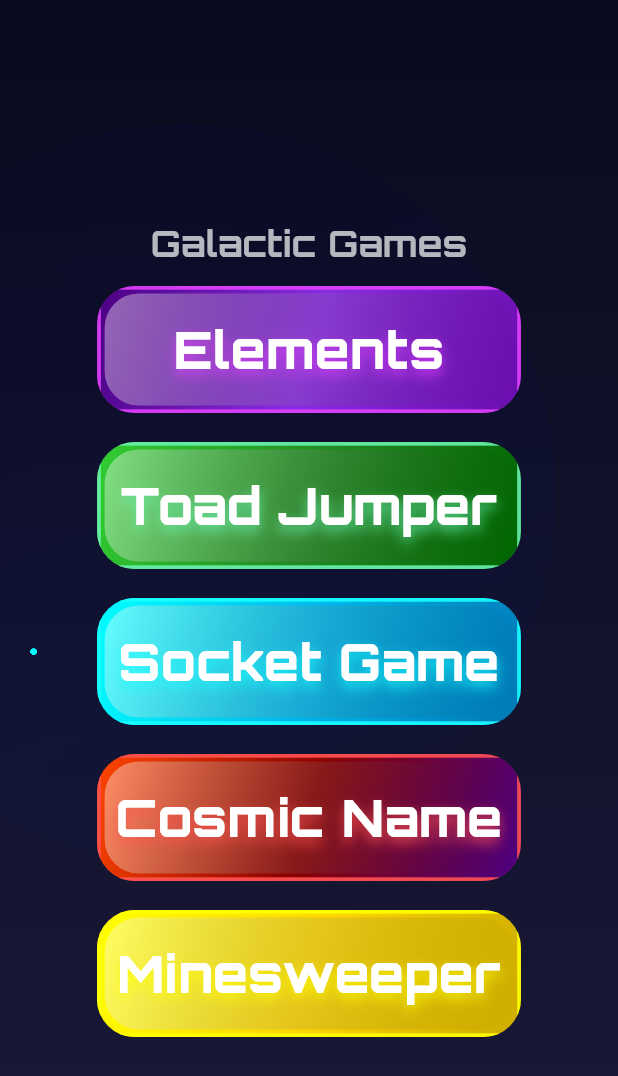
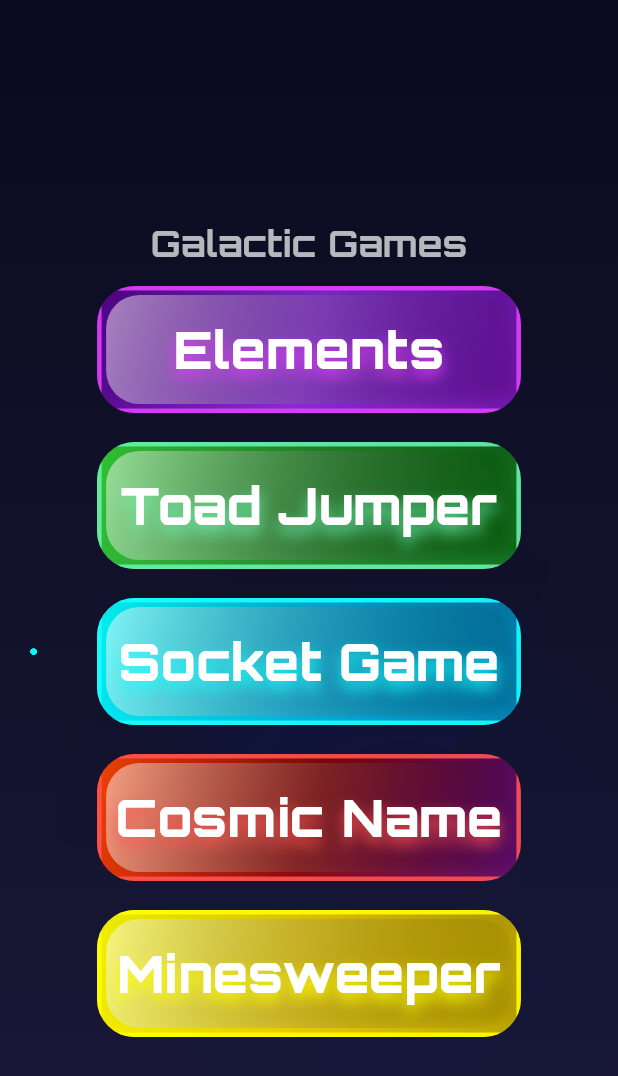
Before and after one commit to markoviandevelopments/brubaker_home_app, a Flutter app: the GamesScreen widget shown alone on an empty page, opened directly, on a phone screen of 412 x 824 dp. Shown: the top 1076 px of the screen. Run offline on Flutter 3.47's test engine with Material 3 defaults, Android fonts, the phone set to English and light mode, and no system bars; our stand-ins replace animate_do, chewie, flutter_rating_bar, google_fonts, image_picker, sensors_plus and 2 more; accounts and stored records are empty; network calls fail.

Commit message:
Remove debug prints and fix games_screen build error

```diff
--- a/lib/screens/games_screen.dart
+++ b/lib/screens/games_screen.dart
@@ -8,10 +8,10 @@ class GamesScreen extends StatefulWidget {
   const GamesScreen({super.key, required this.onGameSelected});
 
   @override
-  _GamesScreenState createState() => _GamesScreenState();
+  GamesScreenState createState() => GamesScreenState();
 }
 
-class _GamesScreenState extends State<GamesScreen>
+class GamesScreenState extends State<GamesScreen>
     with SingleTickerProviderStateMixin {
   late AnimationController _controller;
   late Animation<double> _pulseAnimation;
@@ -36,8 +36,7 @@ class _GamesScreenState extends State<GamesScreen>
   }
 
   void _navigateToScreen(int index) {
-    print('Navigating to screen with index: $index');
-    widget.onGameSelected(index);
+    widget.onGameSelected(index); // Removed debug print
   }
 
   @override
@@ -84,15 +83,15 @@ class _GamesScreenState extends State<GamesScreen>
                       title: 'Elements',
                       gradient: LinearGradient(
                         colors: [
-                          Color(0xFF4B0082),
-                          Color(0xFF8A2BE2),
-                          Color(0xFF6A0DAD),
+                          Color(0xFF4B0082).withValues(alpha: 0.9),
+                          Color(0xFF8A2BE2).withValues(alpha: 0.8),
+                          Color(0xFF6A0DAD).withValues(alpha: 0.7),
                         ],
                         begin: Alignment.topLeft,
                         end: Alignment.bottomRight,
                         transform: GradientRotation(_controller.value * 0.25),
                       ),
-                      glowColor: Colors.purpleAccent,
+                      glowColor: Colors.purpleAccent.withValues(alpha: 0.7),
                       onPressed: () => _navigateToScreen(1),
                       width: buttonWidth,
                     ),
@@ -102,15 +101,15 @@ class _GamesScreenState extends State<GamesScreen>
                       title: 'Toad Jumper',
                       gradient: LinearGradient(
                         colors: [
-                          Color(0xFF32CD32),
-                          Color(0xFF228B22),
-                          Color(0xFF006400),
+                          Color(0xFF32CD32).withValues(alpha: 0.9),
+                          Color(0xFF228B22).withValues(alpha: 0.8),
+                          Color(0xFF006400).withValues(alpha: 0.7),
                         ],
                         begin: Alignment.topLeft,
                         end: Alignment.bottomRight,
                         transform: GradientRotation(_controller.value * 0.3),
                       ),
-                      glowColor: Colors.greenAccent,
+                      glowColor: Colors.greenAccent.withValues(alpha: 0.7),
                       onPressed: () => _navigateToScreen(2),
                       width: buttonWidth,
                     ),
@@ -120,15 +119,15 @@ class _GamesScreenState extends State<GamesScreen>
                       title: 'Socket Game',
                       gradient: LinearGradient(
                         colors: [
-                          Color(0xFF00FFFF),
-                          Color(0xFF00B7EB),
-                          Color(0xFF0077B6),
+                          Color(0xFF00FFFF).withValues(alpha: 0.9),
+                          Color(0xFF00B7EB).withValues(alpha: 0.8),
+                          Color(0xFF0077B6).withValues(alpha: 0.7),
                         ],
                         begin: Alignment.topLeft,
                         end: Alignment.bottomRight,
                         transform: GradientRotation(_controller.value * 0.1),
                       ),
-                      glowColor: Colors.cyanAccent,
+                      glowColor: Colors.cyanAccent.withValues(alpha: 0.7),
                       onPressed: () => _navigateToScreen(3),
                       width: buttonWidth,
                     ),
@@ -138,15 +137,15 @@ class _GamesScreenState extends State<GamesScreen>
                       title: 'Cosmic Name',
                       gradient: LinearGradient(
                         colors: [
-                          Color(0xFFFF4500),
-                          Color(0xFF8B0000),
-                          Color(0xFF4B0082),
+                          Color(0xFFFF4500).withValues(alpha: 0.9),
+                          Color(0xFF8B0000).withValues(alpha: 0.8),
+                          Color(0xFF4B0082).withValues(alpha: 0.7),
                         ],
                         begin: Alignment.topLeft,
                         end: Alignment.bottomRight,
                         transform: GradientRotation(_controller.value * 0.15),
                       ),
-                      glowColor: Colors.redAccent,
+                      glowColor: Colors.redAccent.withValues(alpha: 0.7),
                       onPressed: () => _navigateToScreen(4),
                       width: buttonWidth,
                     ),
@@ -156,15 +155,15 @@ class _GamesScreenState extends State<GamesScreen>
                       title: 'Minesweeper',
                       gradient: LinearGradient(
                         colors: [
-                          Color(0xFFFFFF00),
-                          Color(0xFFFFD700),
-                          Color(0xFFCCAC00),
+                          Color(0xFFFFFF00).withValues(alpha: 0.9),
+                          Color(0xFFFFD700).withValues(alpha: 0.8),
+                          Color(0xFFCCAC00).withValues(alpha: 0.7),
                         ],
                         begin: Alignment.topLeft,
                         end: Alignment.bottomRight,
                         transform: GradientRotation(_controller.value * 0.2),
                       ),
-                      glowColor: Colors.yellowAccent,
+                      glowColor: Colors.yellowAccent.withValues(alpha: 0.7),
                       onPressed: () => _navigateToScreen(5),
                       width: buttonWidth,
                     ),
@@ -195,7 +194,6 @@ class _GamesScreenState extends State<GamesScreen>
       onTapUp: (_) {
         if (mounted) {
           setState(() => _scale = 1.0);
-          print('Button tapped: $title');
           onPressed();
         }
       },
@@ -218,37 +216,37 @@ class _GamesScreenState extends State<GamesScreen>
                   gradient: gradient,
                   boxShadow: [
                     BoxShadow(
-                      color: glowColor.withOpacity(0.7),
-                      spreadRadius: 4,
-                      blurRadius: 12,
-                      offset: const Offset(0, 6),
+                      color: glowColor,
+                      spreadRadius: 6,
+                      blurRadius: 15,
+                      offset: const Offset(0, 8),
                     ),
                     BoxShadow(
-                      color: Colors.black.withOpacity(0.5),
-                      spreadRadius: -3,
-                      blurRadius: 8,
-                      offset: const Offset(0, -3),
+                      color: Colors.black.withValues(alpha: 0.6),
+                      spreadRadius: -4,
+                      blurRadius: 10,
+                      offset: const Offset(0, -4),
                     ),
                   ],
                   border: Border.all(
-                    color: glowColor.withOpacity(0.9),
-                    width: 2.5,
+                    color: glowColor.withValues(alpha: 0.9),
+                    width: 3,
                   ),
                 ),
                 child: Stack(
                   children: [
                     Container(
-                      margin: const EdgeInsets.all(2.5),
+                      margin: const EdgeInsets.all(3),
                       decoration: BoxDecoration(
                         gradient: LinearGradient(
                           colors: [
-                            Colors.white.withOpacity(0.4),
+                            Colors.white.withValues(alpha: 0.5),
                             Colors.transparent,
                           ],
                           begin: Alignment.topLeft,
                           end: Alignment.bottomRight,
                         ),
-                        borderRadius: BorderRadius.circular(22.5),
+                        borderRadius: BorderRadius.circular(22),
                       ),
                     ),
                     Center(
@@ -261,9 +259,9 @@ class _GamesScreenState extends State<GamesScreen>
                           color: Colors.white,
                           shadows: [
                             Shadow(
-                              color: glowColor.withOpacity(0.8),
-                              blurRadius: 10,
-                              offset: const Offset(0, 4),
+                              color: glowColor.withValues(alpha: 0.9),
+                              blurRadius: 12,
+                              offset: const Offset(0, 5),
                             ),
                           ],
                         ),
@@ -293,14 +291,14 @@ class _NebulaPainter extends CustomPainter {
   @override
   void paint(Canvas canvas, Size size) {
     final paint = Paint()
-      ..shader = LinearGradient(
+      ..shader = RadialGradient(
         colors: [
-          Colors.purple.withOpacity(0.25),
-          Colors.blue.withOpacity(0.15),
+          Colors.purple.withValues(alpha: 0.3),
+          Colors.blue.withValues(alpha: 0.2),
           Colors.transparent,
         ],
-        begin: Alignment.topLeft,
-        end: Alignment.bottomRight,
+        center: Alignment(0.3, 0.4),
+        radius: 0.6,
       ).createShader(Rect.fromLTWH(0, 0, size.width, size.height))
       ..blendMode = BlendMode.overlay;
 
@@ -312,7 +310,7 @@ class _NebulaPainter extends CustomPainter {
     canvas.drawCircle(
       Offset(size.width * 0.7, size.height * 0.7),
       size.width * 0.5,
-      paint..color = Colors.purple.withOpacity(0.2),
+      paint..color = Colors.purple.withValues(alpha: 0.25),
     );
   }
 
```
